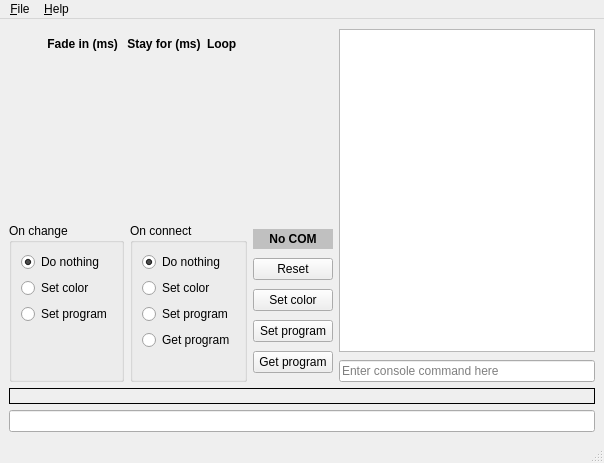
Old version of the form MeshConsole/FireflyControl.ui in the repository Kreyl/armlet.
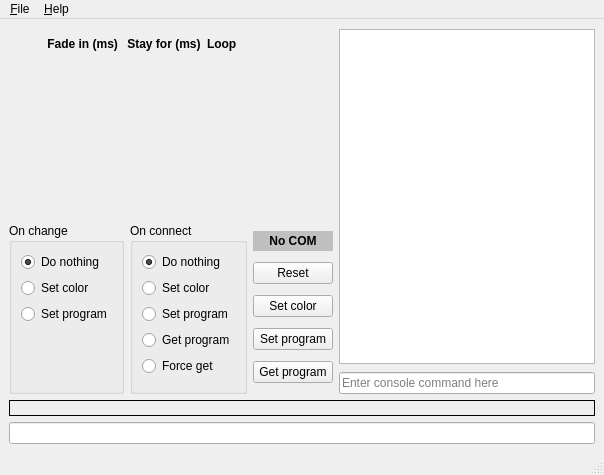
New version of the form. Icons and pictures are not drawn. Custom widgets are drawn as their Qt base class.

Commit message: FireflyControl draft

```diff
--- a/MeshConsole/FireflyControl.ui
+++ b/MeshConsole/FireflyControl.ui
@@ -215,7 +215,7 @@
           </widget>
          </item>
          <item>
-          <widget class="QLabel" name="onChangeSpacer"/>
+          <widget class="QWidget" name="onChangeSpacer"/>
          </item>
         </layout>
        </widget>
@@ -225,7 +225,7 @@
         <property name="title">
          <string>On connect</string>
         </property>
-        <layout class="QVBoxLayout" name="onConnectLayout" stretch="0,0,0,0,1">
+        <layout class="QVBoxLayout" name="onConnectLayout" stretch="0,0,0,0,0,1">
          <item>
           <widget class="QRadioButton" name="onConnectDoNothingButton">
            <property name="text">
@@ -258,7 +258,17 @@
           </widget>
          </item>
          <item>
-          <widget class="QLabel" name="onConnectSpacer"/>
+          <widget class="QRadioButton" name="onConnectForceGetProgramButton">
+           <property name="text">
+            <string>Force get</string>
+           </property>
+           <attribute name="buttonGroup">
+            <string notr="true">onConnectButtonGroup</string>
+           </attribute>
+          </widget>
+         </item>
+         <item>
+          <widget class="QWidget" name="onConnectSpacer"/>
          </item>
         </layout>
        </widget>
```
Left out of the diff: 27 changed lines with no effect on the pictures. The commit also changes 1 other file.
